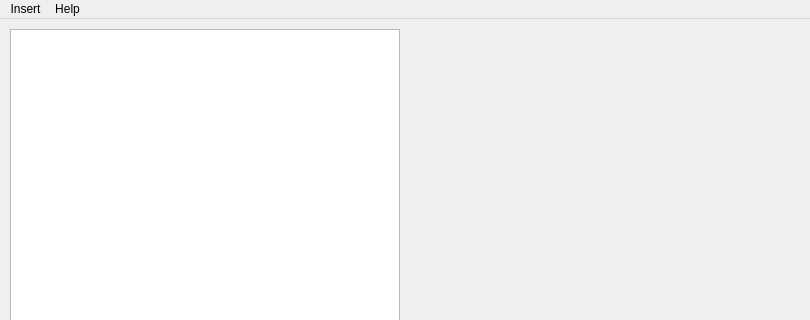
This is mainwindow.ui in bogdanov-d-a/TableEditor as Qt 5 draws it before an edit; both pictures show x 0 to 810 and y 0 to 320 of the 810 by 600 pixel window. The edited form follows.
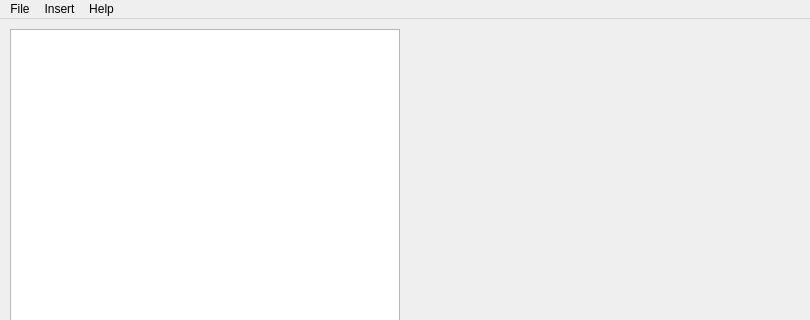
This is the edited form.

```diff
--- a/mainwindow.ui
+++ b/mainwindow.ui
@@ -46,6 +46,16 @@
     </property>
     <addaction name="actionAbout"/>
    </widget>
+   <widget class="QMenu" name="menuFile">
+    <property name="title">
+     <string>File</string>
+    </property>
+    <addaction name="actionNew"/>
+    <addaction name="actionOpen"/>
+    <addaction name="actionSave"/>
+    <addaction name="actionSave_as"/>
+   </widget>
+   <addaction name="menuFile"/>
    <addaction name="menuInsert"/>
    <addaction name="menuHelp"/>
   </widget>
```
Left out of the diff: 23 changed lines with no effect on the pictures.
